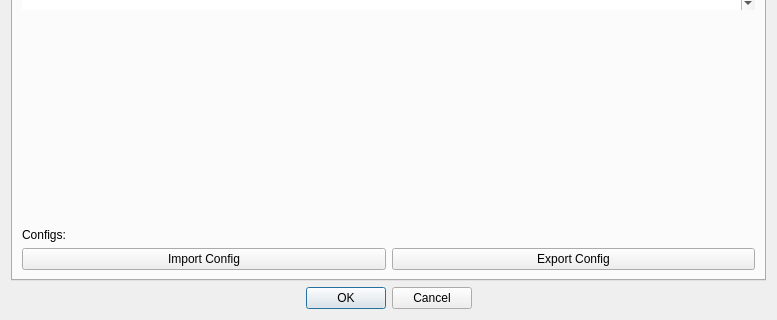
Coolcord/Level-Headed, file SMB1/SMB1_Compliance_To_SMB1/Configure_Settings_Form.ui: the form before one commit; both pictures show x 0 to 777 and y 461 to 781 of the 777 by 781 pixel window.
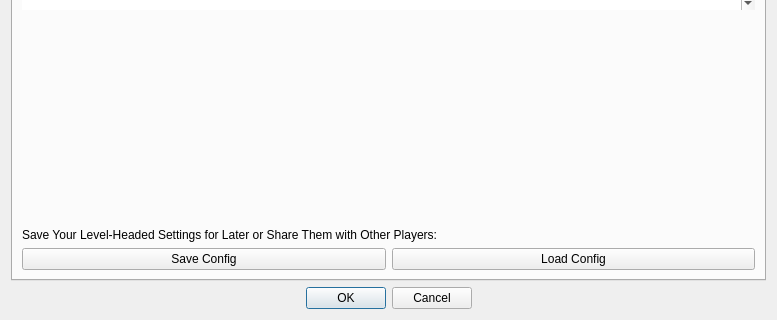
The form after the commit.

Commit message: Changed the names of import and export to load and save

What changed in the file:
```diff
--- a/SMB1/SMB1_Compliance_To_SMB1/Configure_Settings_Form.ui
+++ b/SMB1/SMB1_Compliance_To_SMB1/Configure_Settings_Form.ui
@@ -120,7 +120,7 @@
          <item>
           <widget class="QLabel" name="lblConfigs">
            <property name="text">
-            <string>Configs:</string>
+            <string>Save Your Level-Headed Settings for Later or Share Them with Other Players:</string>
            </property>
           </widget>
          </item>
@@ -129,14 +129,14 @@
            <item>
             <widget class="QPushButton" name="btnImportConfig">
              <property name="text">
-              <string>Import Config</string>
+              <string>Save Config</string>
              </property>
             </widget>
            </item>
            <item>
             <widget class="QPushButton" name="btnExportConfig">
              <property name="text">
-              <string>Export Config</string>
+              <string>Load Config</string>
              </property>
             </widget>
            </item>
```
Left out of the diff: 4 changed lines with no effect on the pictures. The commit also changes 3 other files.
